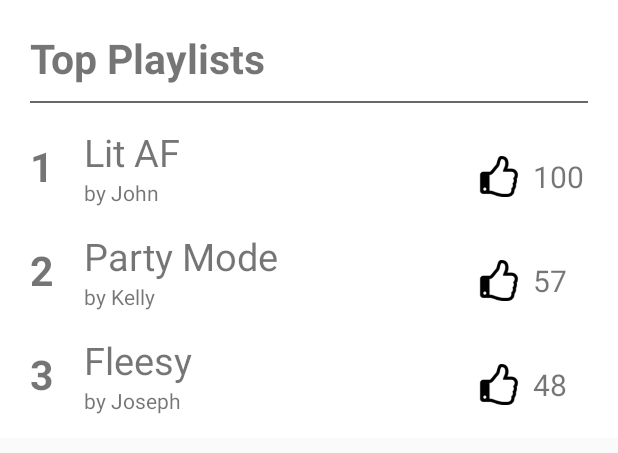
After one commit to Vedaank/locify, an Android app: the layout bottomdialog_layout.xml on its own in the app's theme, with its tools: preview values and no code run, on a phone screen of 412 x 824 dp. The commit adds this screen. Shown: the top 453 px of the screen. Run offline under Robolectric (Android 15) with nearby library versions, the phone set to English and light mode, and no system bars.

Commit message:
new popup

```diff
--- a/Locify/app/src/debug/res/values/google_maps_api.xml
+++ b/Locify/app/src/debug/res/values/google_maps_api.xml
@@ -20,5 +20,5 @@
     Once you have your key (it starts with "AIza"), replace the "google_maps_key"
     string in this file.
     -->
-    <string name="google_maps_key" templateMergeStrategy="preserve" translatable="false">AIzaSyCoJTDJEDmn5WjzWgE_eNF0rpsvLeGsrwY</string>
+    <string name="google_maps_key" templateMergeStrategy="preserve" translatable="false">AIzaSyCG-zpKq0Q33tXSG8OlG7CGJ-utcOVqXb4</string>
 </resources>
--- a/Locify/app/src/main/java/com/example/locify/MapsActivity.java
+++ b/Locify/app/src/main/java/com/example/locify/MapsActivity.java
@@ -5,7 +5,9 @@ import androidx.core.app.ActivityCompat;
 import androidx.core.content.ContextCompat;
 import androidx.fragment.app.FragmentActivity;
 
+import android.app.Dialog;
 import android.content.Context;
+import android.content.Intent;
 import android.content.pm.PackageManager;
 import android.location.Address;
 import android.location.Geocoder;
@@ -13,10 +15,13 @@ import android.location.Location;
 import android.os.Bundle;
 import android.text.TextUtils;
 import android.util.Log;
+import android.view.Gravity;
 import android.view.View;
+import android.view.Window;
 import android.widget.EditText;
 import android.widget.ImageButton;
 import android.widget.Toast;
+import android.view.ViewGroup;
 
 import com.google.android.gms.location.FusedLocationProviderClient;
 import com.google.android.gms.location.LocationServices;
@@ -261,6 +266,13 @@ public class MapsActivity extends FragmentActivity implements OnMapReadyCallback
         markerOptions2.position(memorialLatLng);
         markerOptions2.icon(BitmapDescriptorFactory.defaultMarker(BitmapDescriptorFactory.HUE_MAGENTA));
         mMap.addMarker(markerOptions2);
+
+        //fake pin 3
+        LatLng fakeLatLng = new LatLng(37.4433, -122.0975);
+        MarkerOptions markerOptions3 = new MarkerOptions();
+        markerOptions3.position(fakeLatLng);
+        markerOptions3.icon(BitmapDescriptorFactory.defaultMarker(BitmapDescriptorFactory.HUE_MAGENTA));
+        mMap.addMarker(markerOptions3);
     }
 
     @Override
@@ -275,9 +287,22 @@ public class MapsActivity extends FragmentActivity implements OnMapReadyCallback
         return true;
     }
 
-    public void openDialog() {
-        ExampleDialog exampleDialog = new ExampleDialog();
-        exampleDialog.show(getSupportFragmentManager(), "example dialog");
+    private void openDialog(){
+        final Dialog dialog = new Dialog(this,R.style.DialogTheme);
+        View view = View.inflate(this,R.layout.bottomdialog_layout,null);
+        dialog.setContentView(view);
+
+        Window window = dialog.getWindow();
+        window.setGravity(Gravity.BOTTOM);
+        window.setLayout(ViewGroup.LayoutParams.MATCH_PARENT,ViewGroup.LayoutParams.WRAP_CONTENT);
+
+        dialog.show();
+
+    }
+
+    public void onBottomDialogClick(View view){
+        Intent intent = new Intent(this, PlaylistActivity.class);
+        startActivity(intent);
     }
 
     public static Context getAppContext() {return appContext;}
--- /dev/null
+++ b/Locify/app/src/main/res/layout/bottomdialog_layout.xml
@@ -0,0 +1,247 @@
+<?xml version="1.0" encoding="utf-8"?>
+<LinearLayout xmlns:android="http://schemas.android.com/apk/res/android"
+    android:layout_width="match_parent"
+    android:layout_height="wrap_content"
+    android:orientation="vertical"
+    android:background="#FFFFFF"
+    android:onClick="onBottomDialogClick">
+
+
+    <LinearLayout
+            android:layout_width="match_parent"
+            android:layout_height="match_parent"
+            android:orientation="vertical">
+
+            <TextView
+                android:id="@+id/textView3"
+                android:layout_width="match_parent"
+                android:layout_height="wrap_content"
+                android:layout_marginLeft="20dp"
+                android:layout_marginTop="20dp"
+                android:text="Top Playlists"
+                android:textSize="27sp"
+                android:textStyle="bold" />
+
+            <View
+                android:layout_width="match_parent"
+                android:layout_height="1.5dip"
+                android:layout_marginLeft="20dp"
+                android:layout_marginTop="10dp"
+                android:layout_marginRight="20dp"
+                android:background="#686868" />
+
+            <!--        list of playlists-->
+            <LinearLayout
+                android:id="@+id/playlist1"
+                android:layout_width="match_parent"
+                android:layout_height="wrap_content"
+                android:layout_marginLeft="20dp"
+                android:layout_marginTop="15dp"
+                android:orientation="horizontal">
+
+                <LinearLayout
+
+                    android:layout_width="270dp"
+                    android:layout_height="wrap_content"
+                    android:orientation="horizontal">
+
+                    <TextView
+                        android:id="@+id/playlist_number1"
+                        android:layout_width="wrap_content"
+                        android:layout_height="wrap_content"
+                        android:layout_gravity="center"
+                        android:text="1"
+                        android:textSize="27sp"
+                        android:textStyle="bold" />
+
+                    <LinearLayout
+                        android:layout_width="wrap_content"
+                        android:layout_height="wrap_content"
+                        android:layout_marginLeft="20dp"
+                        android:orientation="vertical">
+
+                        <TextView
+                            android:id="@+id/playlist_name1"
+                            android:layout_width="wrap_content"
+                            android:layout_height="wrap_content"
+                            android:text="Lit AF"
+                            android:textSize="25sp" />
+
+                        <TextView
+                            android:id="@+id/playlist_byWhom1"
+                            android:layout_width="wrap_content"
+                            android:layout_height="wrap_content"
+                            android:text="by John" />
+                    </LinearLayout>
+
+                </LinearLayout>
+
+                <LinearLayout
+                    android:layout_width="wrap_content"
+                    android:layout_height="wrap_content"
+                    android:layout_marginLeft="20dp"
+                    android:layout_marginTop="20dp"
+                    android:orientation="horizontal">
+
+                    <ImageView
+                        android:layout_width="45dp"
+                        android:layout_height="match_parent"
+                        android:src="@drawable/thumbsup" />
+
+                    <TextView
+                        android:id="@+id/playlist_like1"
+                        android:layout_width="wrap_content"
+                        android:layout_height="wrap_content"
+                        android:layout_gravity="center"
+                        android:text="100"
+                        android:textSize="20sp" />
+
+                </LinearLayout>
+
+            </LinearLayout>
+
+            <LinearLayout
+                android:id="@+id/playlist2"
+                android:layout_width="match_parent"
+                android:layout_height="wrap_content"
+                android:layout_marginLeft="20dp"
+                android:layout_marginTop="15dp"
+                android:orientation="horizontal">
+
+                <LinearLayout
+
+                    android:layout_width="270dp"
+                    android:layout_height="wrap_content"
+                    android:orientation="horizontal">
+
+                    <TextView
+                        android:id="@+id/playlist_number2"
+                        android:layout_width="wrap_content"
+                        android:layout_height="wrap_content"
+                        android:layout_gravity="center"
+                        android:text="2"
+                        android:textSize="27sp"
+                        android:textStyle="bold" />
+
+                    <LinearLayout
+                        android:layout_width="wrap_content"
+                        android:layout_height="wrap_content"
+                        android:layout_marginLeft="20dp"
+                        android:orientation="vertical">
+
+                        <TextView
+                            android:id="@+id/playlist_name2"
+                            android:layout_width="wrap_content"
+                            android:layout_height="wrap_content"
+                            android:text="Party Mode"
+                            android:textSize="25sp" />
+
+                        <TextView
+                            android:id="@+id/playlist_byWhom2"
+                            android:layout_width="wrap_content"
+                            android:layout_height="wrap_content"
+                            android:text="by Kelly" />
+                    </LinearLayout>
+
+                </LinearLayout>
+
+                <LinearLayout
+                    android:layout_width="wrap_content"
+                    android:layout_height="wrap_content"
+                    android:layout_marginLeft="20dp"
+                    android:layout_marginTop="20dp"
+                    android:orientation="horizontal">
+
+                    <ImageView
+                        android:layout_width="45dp"
+                        android:layout_height="match_parent"
+                        android:src="@drawable/thumbsup" />
+
+                    <TextView
+                        android:id="@+id/playlist_like2"
+                        android:layout_width="wrap_content"
+                        android:layout_height="wrap_content"
+                        android:layout_gravity="center"
+                        android:text="57"
+                        android:textSize="20sp" />
+
+                </LinearLayout>
+
+            </LinearLayout>
+
+            <LinearLayout
+                android:id="@+id/playlist3"
+                android:layout_width="390dp"
+                android:layout_height="wrap_content"
+                android:layout_marginLeft="20dp"
+                android:layout_marginTop="15dp"
+                android:layout_marginBottom="15dp"
+                android:orientation="horizontal">
+
+                <LinearLayout
+
+                    android:layout_width="270dp"
+                    android:layout_height="wrap_content"
+                    android:orientation="horizontal">
+
+                    <TextView
+                        android:id="@+id/playlist_number3"
+                        android:layout_width="wrap_content"
+                        android:layout_height="wrap_content"
+                        android:layout_gravity="center"
+                        android:text="3"
+                        android:textSize="27sp"
+                        android:textStyle="bold" />
+
+                    <LinearLayout
+                        android:layout_width="wrap_content"
+                        android:layout_height="wrap_content"
+                        android:layout_marginLeft="20dp"
+                        android:orientation="vertical">
+
+                        <TextView
+                            android:id="@+id/playlist_name3"
+                            android:layout_width="wrap_content"
+                            android:layout_height="wrap_content"
+                            android:text="Fleesy"
+                            android:textSize="25sp" />
+
+                        <TextView
+                            android:id="@+id/playlist_byWhom3"
+                            android:layout_width="wrap_content"
+                            android:layout_height="wrap_content"
+                            android:text="by Joseph" />
+                    </LinearLayout>
+
+                </LinearLayout>
+
+                <LinearLayout
+                    android:layout_width="wrap_content"
+                    android:layout_height="wrap_content"
+                    android:layout_marginLeft="20dp"
+                    android:layout_marginTop="20dp"
+                    android:orientation="horizontal">
+
+                    <ImageView
+                        android:layout_width="45dp"
+                        android:layout_height="match_parent"
+                        android:src="@drawable/thumbsup" />
+
+                    <TextView
+                        android:id="@+id/playlist_like3"
+                        android:layout_width="wrap_content"
+                        android:layout_height="wrap_content"
+                        android:layout_gravity="center"
+                        android:text="48"
+                        android:textSize="20sp" />
+
+                </LinearLayout>
+
+            </LinearLayout>
+
+
+        </LinearLayout>
+
+
+
+</LinearLayout>
--- a/Locify/app/src/main/res/values/styles.xml
+++ b/Locify/app/src/main/res/values/styles.xml
@@ -8,4 +8,15 @@
         <item name="colorAccent">@color/colorAccent</item>
     </style>
 
+    <style name="DialogTheme" parent="@android:style/Theme.Dialog">
+
+        <item name="android:windowFrame">@null</item>
+        <item name="android:windowIsFloating">true</item>
+        <item name="android:windowIsTranslucent">false</item>
+        <item name="android:windowNoTitle">true</item>
+        <item name="android:windowBackground">@android:color/transparent</item>
+        <item name="android:backgroundDimEnabled">true</item>
+        <item name="android:backgroundDimAmount">0.5</item>
+    </style>
+
 </resources>
```
